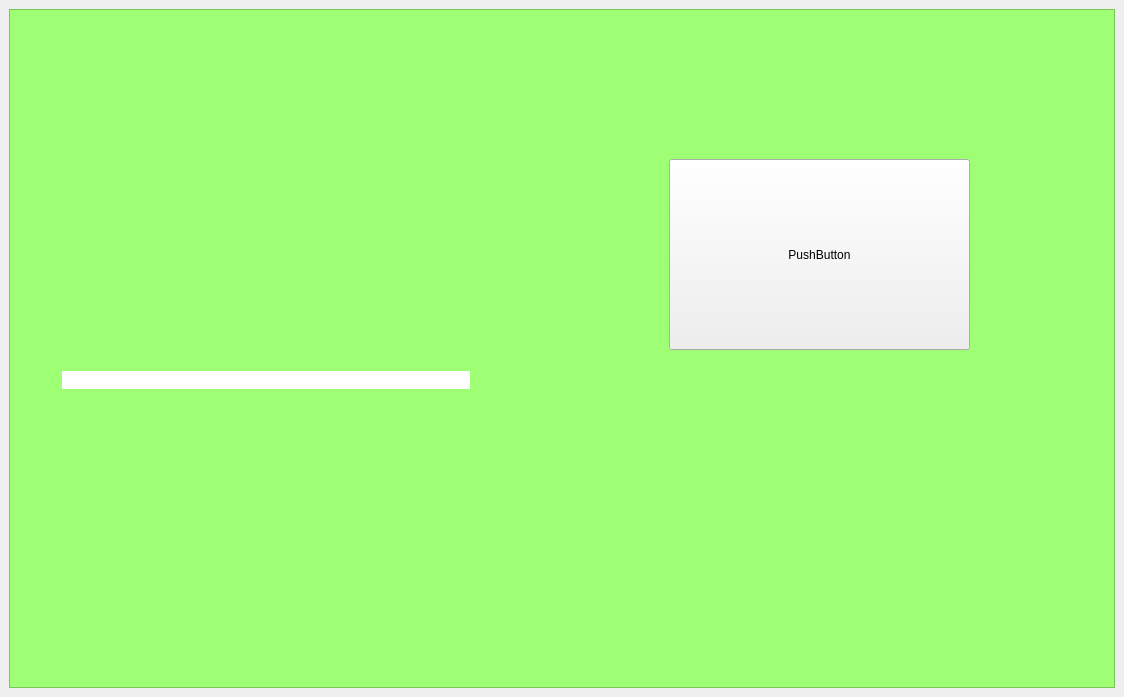
Qt form Kaizen/planner.ui (burr1to/kaizen) before a commit.
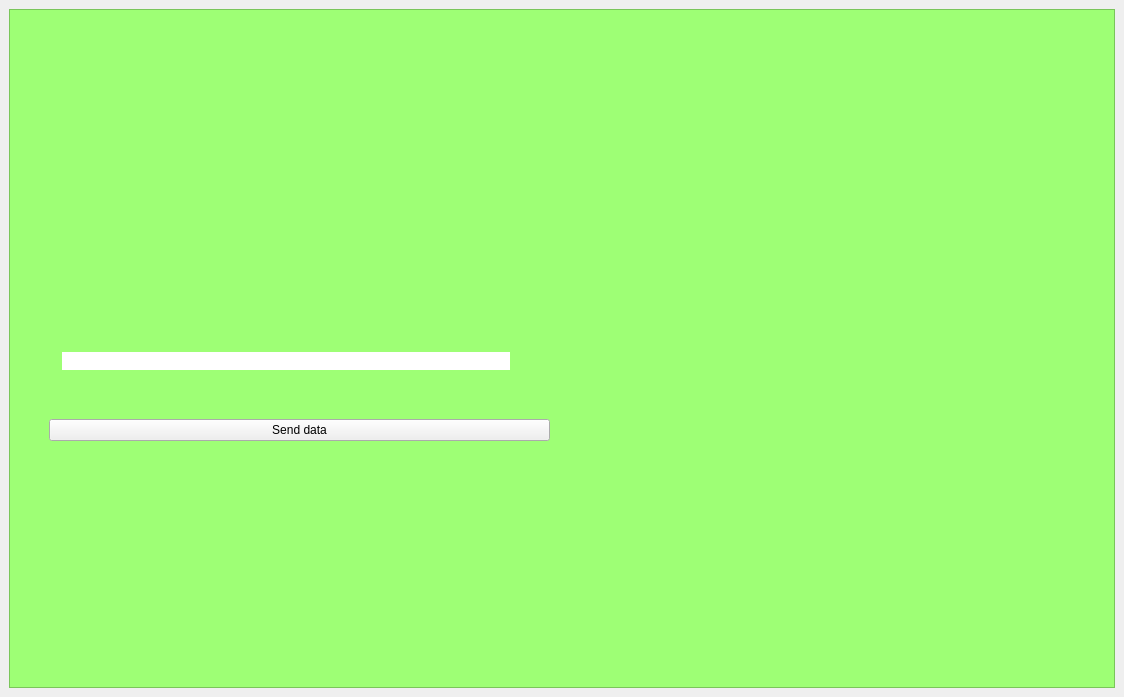
The same form after that commit. Icons and pictures are not drawn.

```diff
--- a/Kaizen/planner.ui
+++ b/Kaizen/planner.ui
@@ -33,10 +33,12 @@
         <rect>
          <x>40</x>
          <y>300</y>
-         <width>461</width>
-         <height>142</height>
+         <width>501</width>
+         <height>174</height>
         </rect>
        </property>
+       <layout class="QVBoxLayout" name="verticalLayout">
+        <item>
        <layout class="QHBoxLayout" name="horizontalLayout">
         <item>
          <widget class="QLabel" name="label">
@@ -74,19 +76,15 @@
          </spacer>
         </item>
        </layout>
-      </widget>
-      <widget class="QPushButton" name="pushButton">
-       <property name="geometry">
-        <rect>
-         <x>660</x>
-         <y>150</y>
-         <width>301</width>
-         <height>191</height>
-        </rect>
-       </property>
+        </item>
+        <item>
+         <widget class="QPushButton" name="dataSend">
        <property name="text">
-        <string>PushButton</string>
-       </property>
+           <string>Send data</string>
+          </property>
+         </widget>
+        </item>
+       </layout>
       </widget>
      </widget>
     </item>
```
Left out of the diff: 2 changed lines with no effect on the pictures. Lines whose indentation alone changed are shown as unchanged.
